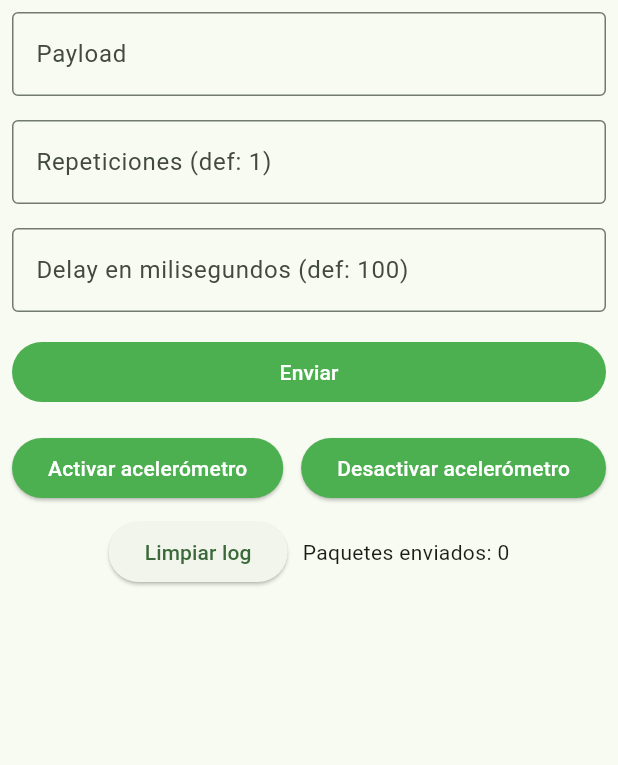
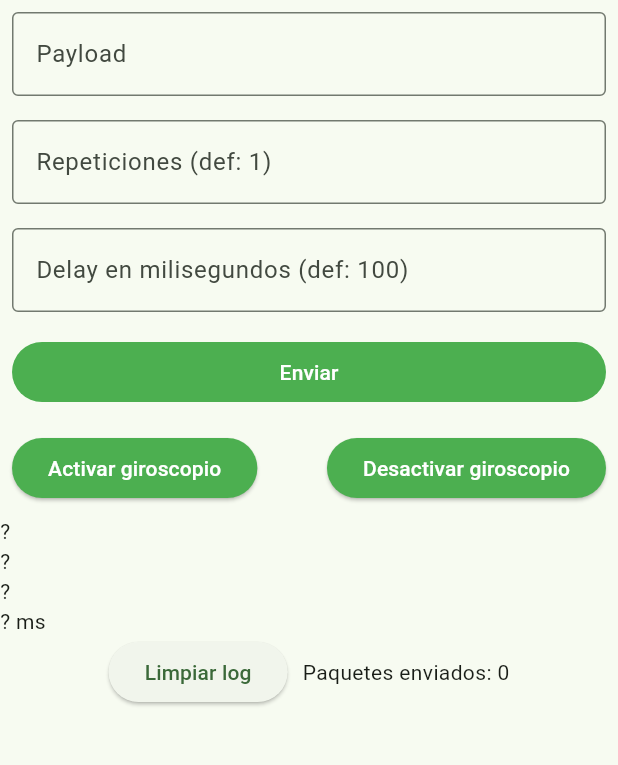
Before and after one commit to Hackfun-Rosario/UDParty, a Flutter app: the screen it shows after launch, after a tap on "Limpiar log", on a phone screen of 412 x 824 dp, the part 84-849 px from its top. Run offline on Flutter 3.47's test engine with Material 3 defaults, Android fonts, the phone set to English and light mode, and no system bars; our stand-ins replace sensors_plus; missing offline and left inert: udp.

Commit message:
Lectura de giroscopio

```diff
--- a/lib/home_page.dart
+++ b/lib/home_page.dart
@@ -1,6 +1,8 @@
+import 'dart:async';
 import 'dart:developer';
 
 import 'package:flutter/material.dart';
+import 'package:sensors_plus/sensors_plus.dart';
 import 'package:udp/udp.dart';
 
 class MyHomePage extends StatefulWidget {
@@ -20,6 +22,14 @@ class _MyHomePageState extends State<MyHomePage> {
   String? _inputText;
   int _repeat = 1;
   int _delay = 100;
+
+  static const Duration _ignoreDuration = Duration(milliseconds: 20);
+  GyroscopeEvent? _gyroscopeEvent;
+  DateTime? _gyroscopeUpdateTime;
+  int? _gyroscopeLastInterval;
+  final _streamSubscriptions = <StreamSubscription<dynamic>>[];
+  Duration sensorInterval = SensorInterval.normalInterval;
+
 
   /*
    * Inicializa el objeto UDP
@@ -52,9 +62,13 @@ class _MyHomePageState extends State<MyHomePage> {
     }
   }
 
-  void _accelerometerOn() async {}
+  void _gyroscopeOn() async {
+    gyroscopeEventStream(samplingPeriod: sensorInterval);
+  }
 
-  void _accelerometerOff() async {}
+  void _gyroscopeOff() async {
+
+  }
 
   /*
    * Libera el objeto UDP
@@ -71,17 +85,49 @@ class _MyHomePageState extends State<MyHomePage> {
       status = true;
       setState(() {});
     });
+    _streamSubscriptions.add(
+      gyroscopeEventStream(samplingPeriod: sensorInterval).listen(
+            (GyroscopeEvent event) {
+          final now = event.timestamp;
+          setState(() {
+            _gyroscopeEvent = event;
+            if (_gyroscopeUpdateTime != null) {
+              final interval = now.difference(_gyroscopeUpdateTime!);
+              if (interval > _ignoreDuration) {
+                _gyroscopeLastInterval = interval.inMilliseconds;
+              }
+            }
+          });
+          _gyroscopeUpdateTime = now;
+        },
+        onError: (e) {
+          showDialog(
+              context: context,
+              builder: (context) {
+                return const AlertDialog(
+                  title: Text("Sensor Not Found"),
+                  content: Text(
+                      "It seems that your device doesn't support Gyroscope Sensor"),
+                );
+              });
+        },
+        cancelOnError: true,
+      ),
+    );
   }
 
   @override
   void dispose() {
     // Tareas de limpieza
+    super.dispose();
     try {
       _closeSender();
     } catch (e) {
       log(e.toString());
     }
-    super.dispose();
+    for (final subscription in _streamSubscriptions) {
+      subscription.cancel();
+    }
   }
 
   @override
@@ -181,19 +227,23 @@ class _MyHomePageState extends State<MyHomePage> {
                             MaterialStateProperty.all<Color>(Colors.green),
                         foregroundColor:
                             MaterialStateProperty.all<Color>(Colors.white)),
-                    onPressed: _accelerometerOn,
-                    child: Text('Activar acelerómetro')),
+                    onPressed: _gyroscopeOn,
+                    child: Text('Activar giroscopio')),
                 ElevatedButton(
                     style: ButtonStyle(
                         backgroundColor:
                             MaterialStateProperty.all<Color>(Colors.green),
                         foregroundColor:
                             MaterialStateProperty.all<Color>(Colors.white)),
-                    onPressed: _accelerometerOff,
-                    child: Text('Desactivar acelerómetro')),
+                    onPressed: _gyroscopeOff,
+                    child: Text('Desactivar giroscopio')),
               ],
             ),
           ),
+          Text(_gyroscopeEvent?.x.toStringAsFixed(1) ?? '?'),
+          Text(_gyroscopeEvent?.y.toStringAsFixed(1) ?? '?'),
+          Text(_gyroscopeEvent?.z.toStringAsFixed(1) ?? '?'),
+          Text('${_gyroscopeLastInterval?.toString() ?? '?'} ms'),
           // SizedBox(height: 10),
           Row(
             mainAxisAlignment: MainAxisAlignment.center,
--- a/lib/main.dart
+++ b/lib/main.dart
@@ -1,8 +1,16 @@
 import 'package:flutter/material.dart';
+import 'package:flutter/services.dart';
 
 import 'home_page.dart';
 
 void main() {
+  WidgetsFlutterBinding.ensureInitialized();
+  SystemChrome.setPreferredOrientations(
+    [
+      DeviceOrientation.portraitUp,
+      DeviceOrientation.portraitDown,
+    ],
+  );
   runApp(const MyApp());
 }
 
--- a/pubspec.yaml
+++ b/pubspec.yaml
@@ -11,6 +11,7 @@ dependencies:
   flutter:
     sdk: flutter
   network_info_plus: ^6.1.4
+  sensors_plus: ^7.0.0
   udp: ^5.0.3
 
 
```
Also changed, not shown: pubspec.lock, 6 other files.
